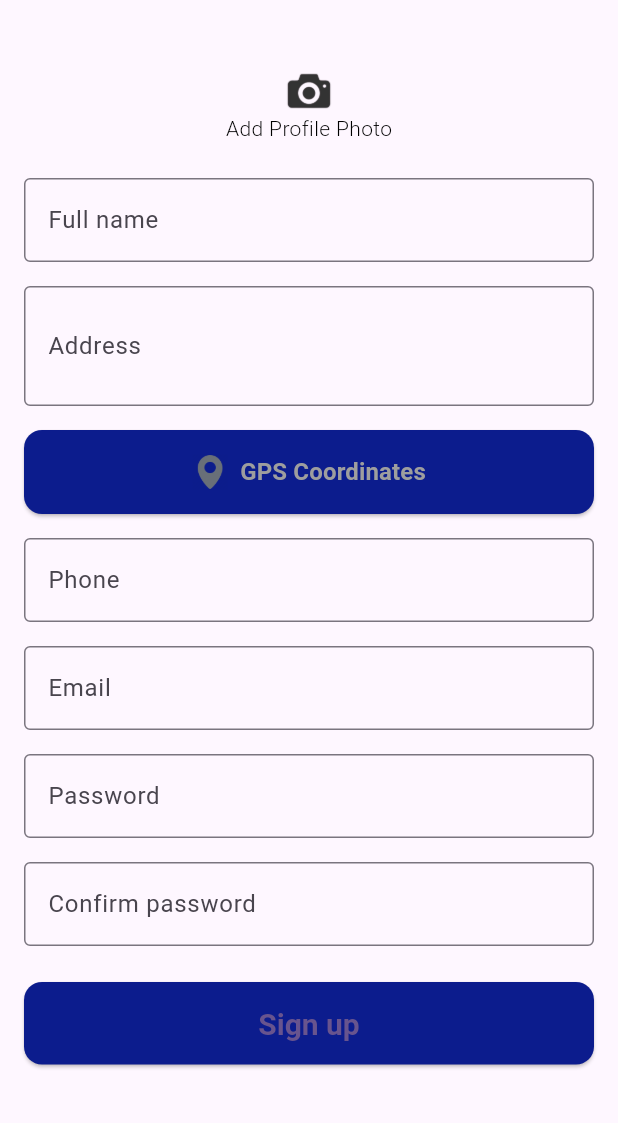
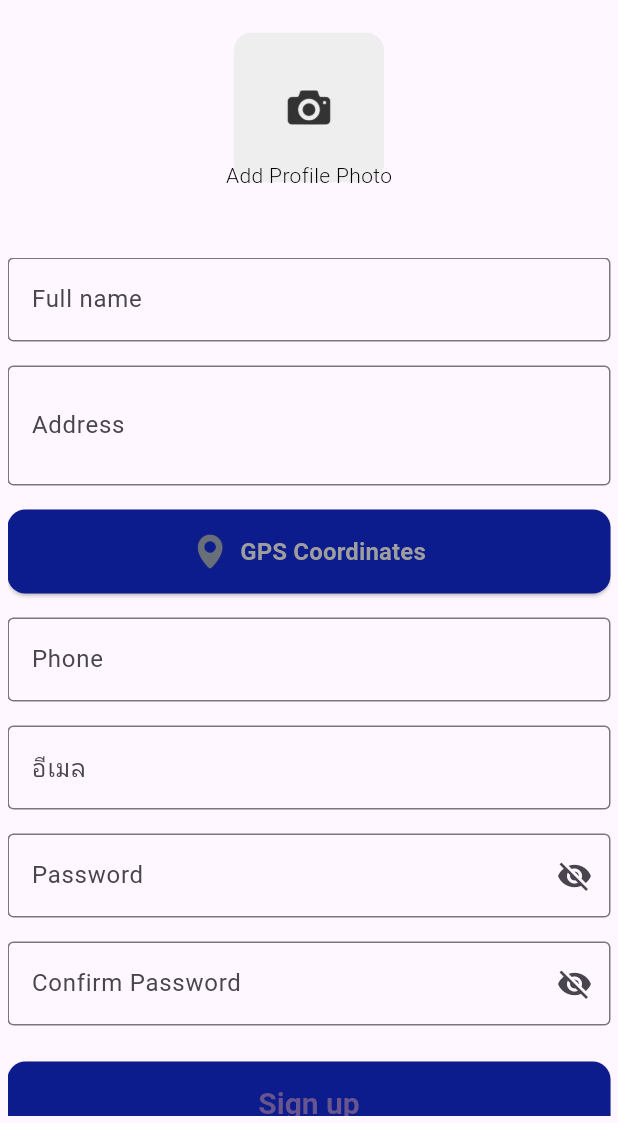
Before and after one commit to Thipparat07/Delivery-Application, a Flutter app: the screen it shows after launch, after a tap on "Sign up", on a phone screen of 412 x 824 dp, the part 113-1236 px from its top. Run offline on Flutter 3.47's test engine with Material 3 defaults, Android fonts, the phone set to English and light mode, and no system bars; our stand-ins replace get, image_picker; Roboto replaces fonts that are missing (Aleo).

Commit message:
Fully functional and 3 pages

```diff
--- a/lib/app_cover.dart
+++ b/lib/app_cover.dart
@@ -1,16 +1,23 @@
 import 'package:flutter/material.dart';
+import 'package:flutter_delivery_1/login.dart';
+import 'package:get/get.dart'; // เพิ่ม import สำหรับ get
 
 class AppCover extends StatelessWidget {
   const AppCover({super.key});
 
   @override
   Widget build(BuildContext context) {
+    // รอเวลา 3 วินาทีแล้วนำทางไปยังหน้าล็อกอิน
+    Future.delayed(const Duration(seconds: 3), () {
+      Get.off(const Login()); // ใช้ Get.off แทนการนำทาง
+    });
+
     return Scaffold(
       body: Container(
         color: const Color(0xFF0C1C8D),
         child: Center(
           child: Column(
-            mainAxisSize: MainAxisSize.min, // จัด Column ให้อยู่ตรงกลางแนวตั้ง
+            mainAxisSize: MainAxisSize.min, // จัดให้อยู่ตรงกลางแนวตั้ง
             children: [
               Image.asset(
                 'asset/images/logo.png',
@@ -25,7 +32,7 @@ class AppCover extends StatelessWidget {
                     fontSize: 16,
                     fontWeight: FontWeight.w700,
                     color: Color(0xFFFFE400),
-                    fontFamily: 'Aleo'
+                    fontFamily: 'Aleo',
                   ),
                 ),
               ),
--- a/lib/login.dart
+++ b/lib/login.dart
@@ -1,7 +1,16 @@
 import 'package:flutter/material.dart';
+import 'package:flutter_delivery_1/registerU.dart';
+import 'package:get/get.dart'; // นำเข้า Get
 
-class Login extends StatelessWidget {
+class Login extends StatefulWidget {
   const Login({super.key});
+
+  @override
+  _LoginState createState() => _LoginState();
+}
+
+class _LoginState extends State<Login> {
+  bool _isPasswordVisible = false;
 
   @override
   Widget build(BuildContext context) {
@@ -14,7 +23,7 @@ class Login extends StatelessWidget {
             const SizedBox(height: 70),
             Center(
               child: Image.asset(
-                'asset/images/logo.png', // ใส่โลโก้ของคุณใน path นี้
+                'asset/images/logo.png',
                 width: 149,
                 height: 155,
               ),
@@ -33,23 +42,30 @@ class Login extends StatelessWidget {
             const SizedBox(height: 30),
 
             // ช่องกรอกอีเมล
-            TextField(
-              decoration: InputDecoration(
+            TextFormField(
+              decoration: const InputDecoration(
                 labelText: 'Email',
-                border: OutlineInputBorder(
-                  borderRadius: BorderRadius.circular(7.0),
-                ),
+                border: OutlineInputBorder(),
               ),
+              keyboardType: TextInputType.emailAddress,
             ),
-            const SizedBox(height: 20),
+            const SizedBox(height: 16),
 
             // ช่องกรอกรหัสผ่าน
-            TextField(
-              obscureText: true,
+            TextFormField(
+              obscureText: !_isPasswordVisible,
               decoration: InputDecoration(
                 labelText: 'Password',
-                border: OutlineInputBorder(
-                  borderRadius: BorderRadius.circular(7.0),
+                border: const OutlineInputBorder(),
+                suffixIcon: IconButton(
+                  icon: Icon(
+                    _isPasswordVisible ? Icons.visibility : Icons.visibility_off,
+                  ),
+                  onPressed: () {
+                    setState(() {
+                      _isPasswordVisible = !_isPasswordVisible;
+                    });
+                  },
                 ),
               ),
             ),
@@ -58,23 +74,20 @@ class Login extends StatelessWidget {
             // ปุ่ม Sign In
             ElevatedButton(
               onPressed: () {
-                // กำหนดการทำงานเมื่อกดปุ่ม Sign In
+                // การทำงานเมื่อกดปุ่ม Sign In
               },
               style: ElevatedButton.styleFrom(
-                backgroundColor: const Color(0xFF0C1C8D), // สีพื้นหลังของปุ่ม
-                foregroundColor: Colors.white, // สีตัวหนังสือของปุ่ม
-                padding:
-                    const EdgeInsets.symmetric(horizontal: 150, vertical: 16),
+                backgroundColor: const Color(0xFF0C1C8D),
+                foregroundColor: Colors.white,
+                padding: const EdgeInsets.symmetric(horizontal: 150, vertical: 16),
                 shape: RoundedRectangleBorder(
                   borderRadius: BorderRadius.circular(7),
                 ),
               ),
               child: const Text('Sign In'),
             ),
-
             const SizedBox(height: 40),
 
-            // ตัวหนังสือ "Or sign in with"
             const Row(
               children: [
                 Expanded(child: Divider()),
@@ -87,7 +100,6 @@ class Login extends StatelessWidget {
             ),
             const SizedBox(height: 60),
 
-            // ปุ่ม Google และ Facebook
             Row(
               mainAxisAlignment: MainAxisAlignment.center,
               children: [
@@ -134,8 +146,8 @@ class Login extends StatelessWidget {
                 ),
               ],
             ),
+            const SizedBox(height: 80),
 
-            const SizedBox(height: 80),
             // ลิงก์ไปยังหน้าสมัครสมาชิก
             Row(
               mainAxisAlignment: MainAxisAlignment.center,
@@ -143,7 +155,7 @@ class Login extends StatelessWidget {
                 const Text("Don't have an account? "),
                 GestureDetector(
                   onTap: () {
-                    // นำทางไปยังหน้าสมัคร
+                    Get.to(const Registeru()); // นำทางไปยังหน้าสมัครสมาชิก
                   },
                   child: const Text(
                     'Sign up',
--- a/lib/registerU.dart
+++ b/lib/registerU.dart
@@ -1,7 +1,32 @@
 import 'package:flutter/material.dart';
+import 'package:get/get.dart'; // นำเข้า Get
+import 'package:image_picker/image_picker.dart';
+import 'dart:io'; // สำหรับการใช้งาน File
 
-class Registeru extends StatelessWidget {
+class Registeru extends StatefulWidget {
   const Registeru({super.key});
+
+  @override
+  _RegisteruState createState() => _RegisteruState();
+}
+
+class _RegisteruState extends State<Registeru> {
+  File? _image; // ตัวแปรเก็บรูปภาพที่เลือก
+  final _formKey = GlobalKey<FormState>(); // กุญแจสำหรับฟอร์ม
+  bool _isPasswordVisible = false; // สถานะของการแสดงรหัสผ่าน
+  bool _isConfirmPasswordVisible = false; // สถานะของการแสดงยืนยันรหัสผ่าน
+
+  Future<void> _pickImage() async {
+    final picker = ImagePicker();
+    final pickedFile = await picker.pickImage(
+        source: ImageSource.gallery); // เลือกรูปจากแกลเลอรี่
+
+    if (pickedFile != null) {
+      setState(() {
+        _image = File(pickedFile.path); // เก็บ path ของภาพที่เลือก
+      });
+    }
+  }
 
   @override
   Widget build(BuildContext context) {
@@ -14,25 +39,22 @@ class Registeru extends StatelessWidget {
             height: 29.32,
           ),
           onPressed: () {
-            Navigator.of(context).pop();
+            Get.back(); // ใช้ Get เพื่อกลับไปยังหน้าก่อนหน้า
           },
         ),
-        // title: const Text('ชื่อหน้าจอ'),
-        // backgroundColor: Colors.blue,
         actions: <Widget>[
           Padding(
             padding: const EdgeInsets.symmetric(horizontal: 16.0),
             child: Column(
-              mainAxisAlignment:
-                  MainAxisAlignment.center, // จัดตำแหน่งให้ตรงกลางแนวตั้ง
+              mainAxisAlignment: MainAxisAlignment.center,
               children: <Widget>[
                 Image.asset(
                   'asset/images/logo.png',
-                  width: 81, // ขนาดโลโก้ที่ต้องการ
-                  height: 71, // ขนาดโลโก้ที่ต้องการ
+                  width: 81,
+                  height: 71,
                 ),
                 Transform.translate(
-                  offset: const Offset(0, -15), // ปรับตำแหน่งข้อความตามต้องการ
+                  offset: const Offset(0, -15),
                   child: const Text(
                     'Delivery Application',
                     style: TextStyle(
@@ -47,30 +69,44 @@ class Registeru extends StatelessWidget {
             ),
           ),
         ],
-        toolbarHeight: 92, // ปรับขนาดความสูงของ AppBar
+        toolbarHeight: 92,
       ),
       body: Padding(
-        padding: const EdgeInsets.all(16.0),
+        padding: const EdgeInsets.all(5.0),
         child: Column(
           children: [
-            // เพิ่มไอคอนและข้อความที่นี่
             Column(
               mainAxisAlignment: MainAxisAlignment.center,
               children: [
-                IconButton(
-                  icon: Image.asset(
-                    'asset/images/photo_icon.png', // เปลี่ยนเป็น path ของไอคอนที่ต้องการ
+                GestureDetector(
+                  onTap:
+                      _pickImage, // เมื่อกดที่ไอคอนจะเรียกฟังก์ชัน _pickImage
+                  child: ClipRRect(
+                    borderRadius: BorderRadius.circular(12), // ขอบมน
+                    child: Container(
+                      width: 100, // กำหนดขนาดตามต้องการ
+                      height: 100,
+                      color: Colors.grey[200], // สีพื้นหลังถ้าไม่มีรูป
+                      child: _image != null
+                          ? Image.file(
+                              _image!,
+                              fit: BoxFit.cover,
+                            )
+                          : Center(
+                              child: Image.asset(
+                                'asset/images/photo_icon.png', // ไอคอนที่จะแสดงถ้าไม่ได้เลือกรูป
                                 width: 40,
                                 height: 40,
                               ),
-                  onPressed: () {
-                    // ฟังก์ชันที่ใช้สำหรับเพิ่มข้อมูล
-                  },
                             ),
+                    ),
+                  ),
+                ),
+                if (_image == null) // แสดงข้อความเฉพาะเมื่อยังไม่มีรูปที่เลือก
                   Transform.translate(
-                  offset: const Offset(0, -13), // ปรับตำแหน่งข้อความให้เหมาะสม
+                    offset: const Offset(0, -15),
                     child: const Text(
-                    'Add Profile Photo', // ข้อความที่ต้องการแสดง
+                      'Add Profile Photo',
                       style: TextStyle(
                         fontSize: 14,
                         fontWeight: FontWeight.w300,
@@ -80,10 +116,10 @@ class Registeru extends StatelessWidget {
                   ),
               ],
             ),
-            const SizedBox(height: 10), // เว้นระยะห่างระหว่างไอคอนและฟอร์ม
+            const SizedBox(height: 30),
             Expanded(
               child: Form(
-                // key: _formKey,
+                key: _formKey, // กำหนดกุญแจให้กับฟอร์ม
                 child: ListView(
                   children: [
                     TextFormField(
@@ -114,24 +150,17 @@ class Registeru extends StatelessWidget {
                     ),
                     const SizedBox(height: 16),
                     SizedBox(
-                      width: double
-                          .infinity, // ให้ปุ่มกว้างเต็มความกว้างของ parent
+                      width: double.infinity,
                       child: ElevatedButton(
-                        onPressed: () {
-                          // ฟังก์ชันที่ใช้สำหรับเปลี่ยนหน้า
-                        },
+                        onPressed: () {},
                         style: ElevatedButton.styleFrom(
-                          backgroundColor:
-                              const Color(0xFF0C1C8D), // สีพื้นหลังของปุ่ม
+                          backgroundColor: const Color(0xFF0C1C8D),
                           shape: RoundedRectangleBorder(
-                            borderRadius: BorderRadius.circular(
-                                12), // กำหนดความโค้งของมุม
+                            borderRadius: BorderRadius.circular(12),
                           ),
-                          padding: EdgeInsets.symmetric(
-                              vertical: 16), // เพิ่ม padding สำหรับปุ่ม
+                          padding: const EdgeInsets.symmetric(vertical: 16),
                         ),
                         child: Row(
-                          mainAxisSize: MainAxisSize.min,
                           mainAxisAlignment: MainAxisAlignment.center,
                           children: [
                             Image.asset(
@@ -143,9 +172,9 @@ class Registeru extends StatelessWidget {
                             const Text(
                               'GPS Coordinates',
                               style: TextStyle(
-                                color: Colors.grey, // สีตัวอักษรของปุ่ม
-                                fontSize: 16, // ขนาดตัวอักษร
-                                fontWeight: FontWeight.bold, // หนักของตัวอักษร
+                                color: Colors.grey,
+                                fontSize: 16,
+                                fontWeight: FontWeight.bold,
                               ),
                             ),
                           ],
@@ -163,17 +192,13 @@ class Registeru extends StatelessWidget {
                         if (value == null || value.isEmpty) {
                           return 'กรุณากรอกเบอร์โทรศัพท์';
                         }
-                        // ตรวจสอบความยาวของเบอร์โทรศัพท์
-                        if (value.length < 10) {
-                          return 'เบอร์โทรศัพท์ต้องมีอย่างน้อย 10 หลัก';
-                        }
                         return null;
                       },
                     ),
                     const SizedBox(height: 16),
                     TextFormField(
                       decoration: const InputDecoration(
-                        labelText: 'Email',
+                        labelText: 'อีเมล',
                         border: OutlineInputBorder(),
                       ),
                       keyboardType: TextInputType.emailAddress,
@@ -181,7 +206,6 @@ class Registeru extends StatelessWidget {
                         if (value == null || value.isEmpty) {
                           return 'กรุณากรอกอีเมล';
                         }
-                        // ใช้ Regular Expression สำหรับตรวจสอบรูปแบบอีเมล
                         final emailRegExp = RegExp(r'^[^@]+@[^@]+\.[^@]+');
                         if (!emailRegExp.hasMatch(value)) {
                           return 'กรุณากรอกอีเมลให้ถูกต้อง';
@@ -191,11 +215,23 @@ class Registeru extends StatelessWidget {
                     ),
                     const SizedBox(height: 16),
                     TextFormField(
-                      decoration: const InputDecoration(
+                      decoration: InputDecoration(
                         labelText: 'Password',
-                        border: OutlineInputBorder(),
+                        border: const OutlineInputBorder(),
+                        suffixIcon: IconButton(
+                          icon: Icon(
+                            _isPasswordVisible
+                                ? Icons.visibility
+                                : Icons.visibility_off,
                           ),
-                      obscureText: true,
+                          onPressed: () {
+                            setState(() {
+                              _isPasswordVisible = !_isPasswordVisible;
+                            });
+                          },
+                        ),
+                      ),
+                      obscureText: !_isPasswordVisible,
                       validator: (value) {
                         if (value == null || value.isEmpty) {
                           return 'กรุณากรอกรหัสผ่าน';
@@ -205,14 +241,27 @@ class Registeru extends StatelessWidget {
                     ),
                     const SizedBox(height: 16),
                     TextFormField(
-                      decoration: const InputDecoration(
-                        labelText: 'Confirm password',
-                        border: OutlineInputBorder(),
+                      decoration: InputDecoration(
+                        labelText: 'Confirm Password',
+                        border: const OutlineInputBorder(),
+                        suffixIcon: IconButton(
+                          icon: Icon(
+                            _isConfirmPasswordVisible
+                                ? Icons.visibility
+                                : Icons.visibility_off,
                           ),
-                      obscureText: true,
+                          onPressed: () {
+                            setState(() {
+                              _isConfirmPasswordVisible =
+                                  !_isConfirmPasswordVisible;
+                            });
+                          },
+                        ),
+                      ),
+                      obscureText: !_isConfirmPasswordVisible,
                       validator: (value) {
                         if (value == null || value.isEmpty) {
-                          return 'กรุณายืนยันรหัสผ่าน';
+                          return 'กรุณากรอกยืนยันรหัสผ่าน';
                         }
                         return null;
                       },
@@ -220,26 +269,20 @@ class Registeru extends StatelessWidget {
                     const SizedBox(height: 24),
                     ElevatedButton(
                       onPressed: () {
-                        // if (_formKey.currentState?.validate() ?? false) {
-                        //   // ฟังก์ชันการสมัครสมาชิกเมื่อข้อมูลถูกต้อง
-                        //   ScaffoldMessenger.of(context).showSnackBar(
-                        //     const SnackBar(content: Text('สมัครสมาชิกสำเร็จ')),
-                        //   );
-                        // }
+                        if (_formKey.currentState?.validate() ?? false) {
+                          // ทำสิ่งที่ต้องการเมื่อฟอร์มถูกต้อง
+                        }
                       },
                       style: ElevatedButton.styleFrom(
-                        backgroundColor:
-                            const Color(0xFF0C1C8D), // สีพื้นหลังของปุ่ม
+                        backgroundColor: const Color(0xFF0C1C8D),
                         shape: RoundedRectangleBorder(
-                          borderRadius:
-                              BorderRadius.circular(12), // กำหนดความโค้งของมุม
+                          borderRadius: BorderRadius.circular(12),
                         ),
-                        padding: const EdgeInsets.symmetric(
-                            vertical: 16), // เพิ่ม padding สำหรับปุ่ม
+                        padding: const EdgeInsets.symmetric(vertical: 16),
                         textStyle: const TextStyle(
-                          fontSize: 20, // ขนาดฟอนต์
-                          fontWeight: FontWeight.bold, // หนักของตัวอักษร
-                          color: Colors.grey, // สีตัวอักษร
+                          fontSize: 20,
+                          fontWeight: FontWeight.bold,
+                          color: Colors.grey,
                         ),
                       ),
                       child: const Text('Sign up'),
--- a/pubspec.yaml
+++ b/pubspec.yaml
@@ -35,6 +35,8 @@ dependencies:
   # The following adds the Cupertino Icons font to your application.
   # Use with the CupertinoIcons class for iOS style icons.
   cupertino_icons: ^1.0.6
+  image_picker: ^1.1.2
+  get: ^4.6.6
 
 dev_dependencies:
   flutter_test:
```
Also changed, not shown: lib/main.dart (+3 -105 lines), pubspec.lock, 5 other files. Lines whose indentation alone changed are shown as unchanged.
